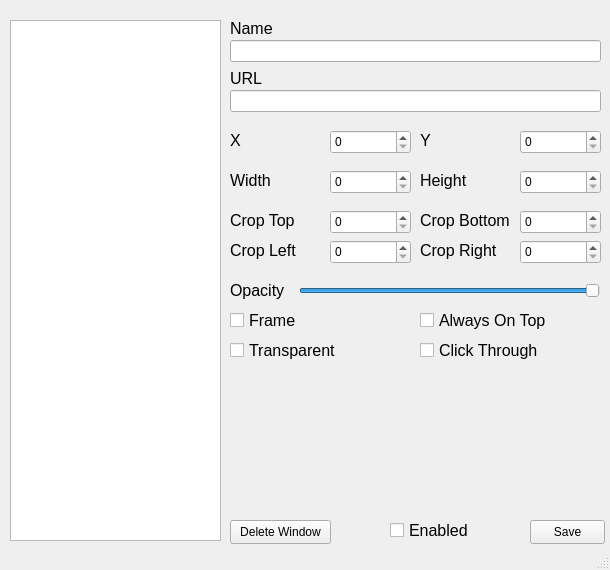
Qt form ui/config_editor.ui (Thegamefire/transparentwebhud) before a commit.
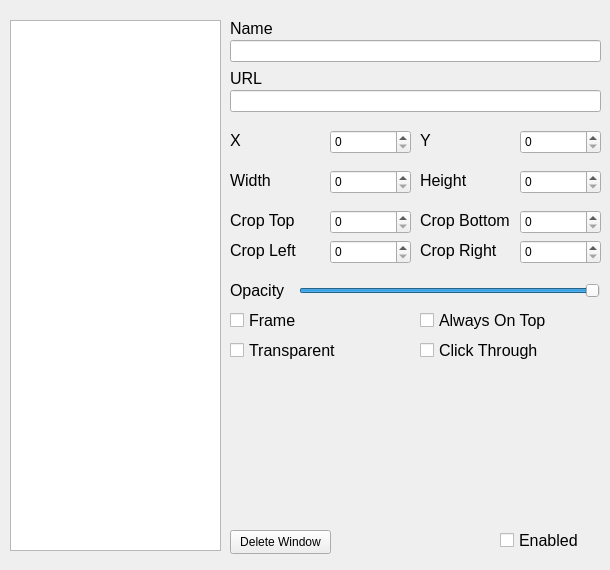
The same form after that commit.

Commit message: Made Ui Fully Responsive to Window Updates

```diff
--- a/ui/config_editor.ui
+++ b/ui/config_editor.ui
@@ -32,7 +32,7 @@
       <x>10</x>
       <y>20</y>
       <width>211</width>
-      <height>521</height>
+      <height>531</height>
      </rect>
     </property>
    </widget>
@@ -427,7 +427,7 @@
     <property name="geometry">
      <rect>
       <x>230</x>
-      <y>520</y>
+      <y>530</y>
       <width>101</width>
       <height>24</height>
      </rect>
@@ -436,24 +436,11 @@
      <string>Delete Window</string>
     </property>
    </widget>
-   <widget class="QPushButton" name="pushButton_2">
-    <property name="geometry">
-     <rect>
-      <x>530</x>
-      <y>520</y>
-      <width>75</width>
-      <height>24</height>
-     </rect>
-    </property>
-    <property name="text">
-     <string>Save</string>
-    </property>
-   </widget>
    <widget class="QCheckBox" name="enabledCheckBox">
     <property name="geometry">
      <rect>
-      <x>390</x>
-      <y>520</y>
+      <x>500</x>
+      <y>530</y>
       <width>91</width>
       <height>20</height>
      </rect>
@@ -488,7 +475,6 @@
     </property>
    </widget>
   </widget>
-  <widget class="QStatusBar" name="statusbar"/>
  </widget>
  <resources/>
  <connections/>
```
The commit also changes 3 other files.
